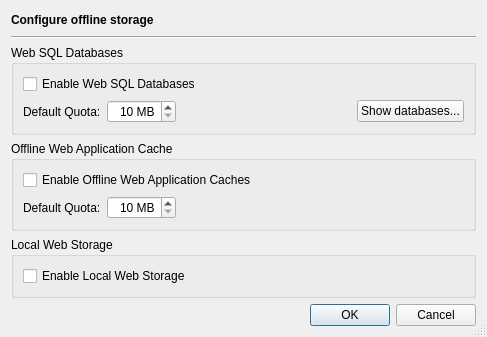
The window that Helpviewer/OfflineStorage/OfflineStorageConfigDialog.ui (testmana2/test) describes before a commit, drawn with Qt 5.
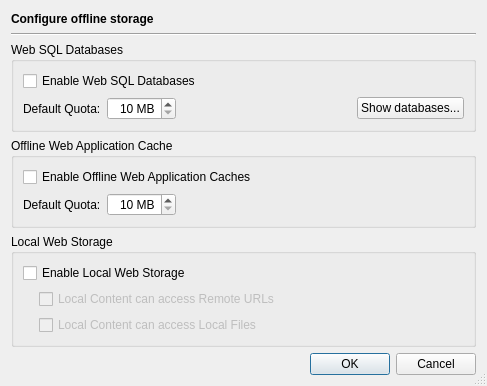
The same window after the commit.

```diff
--- a/Helpviewer/OfflineStorage/OfflineStorageConfigDialog.ui
+++ b/Helpviewer/OfflineStorage/OfflineStorageConfigDialog.ui
@@ -7,7 +7,7 @@
     <x>0</x>
     <y>0</y>
     <width>487</width>
-    <height>337</height>
+    <height>386</height>
    </rect>
   </property>
   <property name="windowTitle">
@@ -16,7 +16,7 @@
   <property name="sizeGripEnabled">
    <bool>true</bool>
   </property>
-  <layout class="QVBoxLayout" name="verticalLayout_2">
+  <layout class="QVBoxLayout" name="verticalLayout">
    <item>
     <widget class="QLabel" name="headerLabel">
      <property name="text">
@@ -168,8 +168,8 @@
      <property name="title">
       <string>Local Web Storage</string>
      </property>
-     <layout class="QVBoxLayout" name="verticalLayout">
-      <item>
+     <layout class="QGridLayout" name="gridLayout_3">
+      <item row="0" column="0" colspan="2">
        <widget class="QCheckBox" name="localStorageEnabledCheckBox">
         <property name="toolTip">
          <string>Select to enable Local Web Storage</string>
@@ -179,6 +179,51 @@
         </property>
        </widget>
       </item>
+      <item row="1" column="0">
+       <widget class="QLabel" name="label_3">
+        <property name="text">
+         <string notr="true">   </string>
+        </property>
+       </widget>
+      </item>
+      <item row="1" column="1">
+       <widget class="QCheckBox" name="localRemoteUrlsCheckBox">
+        <property name="enabled">
+         <bool>false</bool>
+        </property>
+        <property name="sizePolicy">
+         <sizepolicy hsizetype="Expanding" vsizetype="Fixed">
+          <horstretch>0</horstretch>
+          <verstretch>0</verstretch>
+         </sizepolicy>
+        </property>
+        <property name="toolTip">
+         <string>Select to allow local content to access remote URLs</string>
+        </property>
+        <property name="text">
+         <string>Local Content can access Remote URLs</string>
+        </property>
+       </widget>
+      </item>
+      <item row="2" column="1">
+       <widget class="QCheckBox" name="localFileUrlsCheckBox">
+        <property name="enabled">
+         <bool>false</bool>
+        </property>
+        <property name="sizePolicy">
+         <sizepolicy hsizetype="Expanding" vsizetype="Fixed">
+          <horstretch>0</horstretch>
+          <verstretch>0</verstretch>
+         </sizepolicy>
+        </property>
+        <property name="toolTip">
+         <string>Select to allow local content to access local files</string>
+        </property>
+        <property name="text">
+         <string>Local Content can access Local Files</string>
+        </property>
+       </widget>
+      </item>
      </layout>
     </widget>
    </item>
```
Left out of the diff: 42 changed lines with no effect on the pictures.
